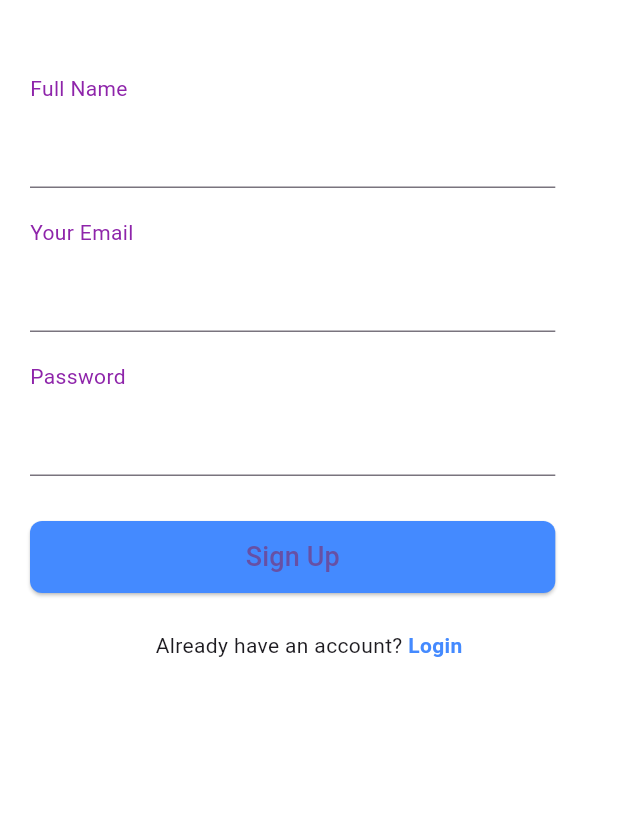
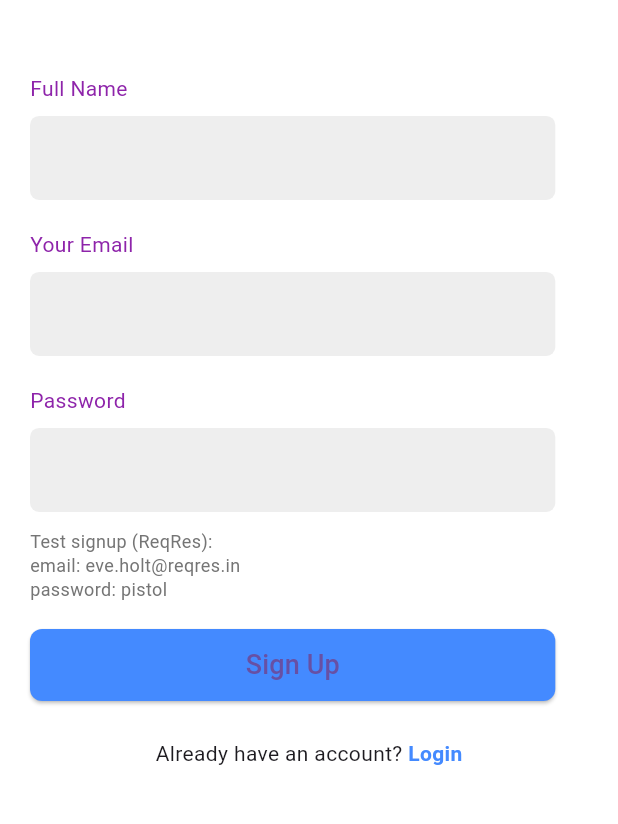
Before and after one commit to OskarGiri/blink_flutter, a Flutter app: the SignUpScreen screen opened directly, after a tap on "Login", after a tap on "Sign up", on a phone screen of 412 x 824 dp, the part 287-1111 px from its top. Run offline on Flutter 3.47's test engine with Material 3 defaults, Android fonts, the phone set to English and light mode, and no system bars; our stand-ins replace dio, hive, hive_flutter; accounts and stored records are empty; generated files the repository leaves out were written again.

Commit message:
final2s4

```diff
--- a/lib/core/network/api_constants.dart
+++ b/lib/core/network/api_constants.dart
@@ -1,3 +1,3 @@
 class ApiConstants {
-  static const String baseUrl = "http://10.0.2.2:3000";
+  static const String baseUrl = "https://reqres.in/api";
 }
--- a/lib/features/auth/data/datasources/auth_local_datasource.dart
+++ b/lib/features/auth/data/datasources/auth_local_datasource.dart
@@ -10,12 +10,10 @@ class AuthLocalDataSource {
   }
 
   UserModel? login(String email, String password) {
-    final stored = box.get(email);
-    if (stored != null && stored == password) {
+    final storedPassword = box.get(email);
+    if (storedPassword != null && storedPassword == password) {
       return UserModel(email: email, password: password);
     }
     return null;
   }
-
-  bool isLoggedIn() => box.isNotEmpty;
 }
--- a/lib/features/auth/data/repositories/auth_repo_impl.dart
+++ b/lib/features/auth/data/repositories/auth_repo_impl.dart
@@ -12,24 +12,19 @@ class AuthRepositoryImpl implements AuthRepository {
 
   @override
   Future<void> signup(User user) async {
-    // 1) API signup first
     await remoteDataSource.signup(email: user.email, password: user.password);
-
-    // 2) Save locally (Hive) for offline use
-    final userModel = UserModel(email: user.email, password: user.password);
-    await localDataSource.signup(userModel);
+    await localDataSource.signup(
+      UserModel(email: user.email, password: user.password),
+    );
   }
 
   @override
   Future<User?> login(String email, String password) async {
-    // 1) API login first
     await remoteDataSource.login(email: email, password: password);
 
-    // 2) Save locally (Hive)
-    final userModel = UserModel(email: email, password: password);
-    await localDataSource.signup(userModel);
+    final model = UserModel(email: email, password: password);
+    await localDataSource.signup(model);
 
-    // 3) Return domain entity
-    return userModel.toEntity();
+    return model.toEntity();
   }
 }
--- a/lib/features/auth/presentation/pages/login_page.dart
+++ b/lib/features/auth/presentation/pages/login_page.dart
@@ -2,18 +2,30 @@ import 'package:blink_flutter/features/auth/presentation/pages/dashboard_page.da
 import 'package:blink_flutter/features/auth/presentation/pages/signup_page.dart';
 import 'package:flutter/material.dart';
 import 'package:provider/provider.dart';
+
 import '../providers/auth_provider.dart';
 
-class LoginScreen extends StatelessWidget {
+class LoginScreen extends StatefulWidget {
   const LoginScreen({super.key});
+
+  @override
+  State<LoginScreen> createState() => _LoginScreenState();
+}
+
+class _LoginScreenState extends State<LoginScreen> {
+  final TextEditingController emailController = TextEditingController();
+  final TextEditingController passwordController = TextEditingController();
+
+  @override
+  void dispose() {
+    emailController.dispose();
+    passwordController.dispose();
+    super.dispose();
+  }
 
   @override
   Widget build(BuildContext context) {
     final screenWidth = MediaQuery.of(context).size.width;
-
-    final TextEditingController emailController = TextEditingController();
-    final TextEditingController passwordController = TextEditingController();
-
     final contentWidth = screenWidth > 600 ? 450.0 : screenWidth * 0.9;
 
     return Scaffold(
@@ -28,6 +40,7 @@ class LoginScreen extends StatelessWidget {
                 crossAxisAlignment: CrossAxisAlignment.center,
                 children: [
                   const SizedBox(height: 20),
+
                   Text(
                     "WELCOME BACK\nTO\nBlink",
                     textAlign: TextAlign.center,
@@ -37,8 +50,10 @@ class LoginScreen extends StatelessWidget {
                       color: const Color(0xffB43AE6),
                     ),
                   ),
+
                   const SizedBox(height: 40),
 
+                  /// EMAIL
                   const Align(
                     alignment: Alignment.centerLeft,
                     child: Text(
@@ -49,11 +64,22 @@ class LoginScreen extends StatelessWidget {
                   const SizedBox(height: 5),
                   Container(
                     height: 48,
+                    decoration: BoxDecoration(
                       color: Colors.grey.shade300,
-                    child: TextField(controller: emailController),
+                      borderRadius: BorderRadius.circular(6),
                     ),
+                    child: TextField(
+                      controller: emailController,
+                      decoration: const InputDecoration(
+                        border: InputBorder.none,
+                        contentPadding: EdgeInsets.symmetric(horizontal: 12),
+                      ),
+                    ),
+                  ),
+
                   const SizedBox(height: 20),
 
+                  /// PASSWORD
                   const Align(
                     alignment: Alignment.centerLeft,
                     child: Text(
@@ -64,10 +90,17 @@ class LoginScreen extends StatelessWidget {
                   const SizedBox(height: 5),
                   Container(
                     height: 48,
+                    decoration: BoxDecoration(
                       color: Colors.grey.shade300,
+                      borderRadius: BorderRadius.circular(6),
+                    ),
                     child: TextField(
                       controller: passwordController,
                       obscureText: true,
+                      decoration: const InputDecoration(
+                        border: InputBorder.none,
+                        contentPadding: EdgeInsets.symmetric(horizontal: 12),
+                      ),
                     ),
                   ),
 
@@ -83,6 +116,8 @@ class LoginScreen extends StatelessWidget {
                   ),
 
                   const SizedBox(height: 10),
+
+                  /// LOGIN BUTTON
                   SizedBox(
                     width: double.infinity,
                     height: 50,
@@ -94,11 +129,6 @@ class LoginScreen extends StatelessWidget {
                         ),
                       ),
                       onPressed: () async {
-                        final authProvider = Provider.of<AuthProvider>(
-                          context,
-                          listen: false,
-                        );
-
                         final email = emailController.text.trim();
                         final password = passwordController.text.trim();
 
@@ -111,22 +141,34 @@ class LoginScreen extends StatelessWidget {
                           return;
                         }
 
-                        final success = await authProvider.login(
-                          email,
-                          password,
-                        );
+                        try {
+                          final success = await context
+                              .read<AuthProvider>()
+                              .login(email, password);
+
+                          if (!mounted) return;
 
                           if (success) {
                             Navigator.pushReplacement(
                               context,
                               MaterialPageRoute(
-                              builder: (context) => const DashboardScreen(),
+                                builder: (_) => const DashboardScreen(),
                               ),
                             );
                           } else {
                             ScaffoldMessenger.of(context).showSnackBar(
                               const SnackBar(
-                              content: Text("Invalid credentials"),
+                                content: Text("Invalid login credentials"),
+                              ),
+                            );
+                          }
+                        } catch (e) {
+                          ScaffoldMessenger.of(context).showSnackBar(
+                            const SnackBar(
+                              content: Text(
+                                "Login failed.\nUse ReqRes test:\nemail: eve.holt@reqres.in\npassword: cityslicka",
+                              ),
+                              duration: Duration(seconds: 4),
                             ),
                           );
                         }
@@ -141,7 +183,22 @@ class LoginScreen extends StatelessWidget {
                     ),
                   ),
 
+                  const SizedBox(height: 20),
+
+                  /// HELPER TEXT FOR REQRES
+                  Text(
+                    "Test login (ReqRes):\nemail: eve.holt@reqres.in\npassword: cityslicka",
+                    textAlign: TextAlign.center,
+                    style: TextStyle(
+                      fontSize: 12,
+                      color: Colors.grey.shade600,
+                      height: 1.3,
+                    ),
+                  ),
+
                   const SizedBox(height: 25),
+
+                  /// SIGN UP LINK
                   Row(
                     mainAxisAlignment: MainAxisAlignment.center,
                     children: [
@@ -151,7 +208,7 @@ class LoginScreen extends StatelessWidget {
                           Navigator.pushReplacement(
                             context,
                             MaterialPageRoute(
-                              builder: (context) => const SignUpScreen(),
+                              builder: (_) => const SignUpScreen(),
                             ),
                           );
                         },
@@ -165,6 +222,7 @@ class LoginScreen extends StatelessWidget {
                       ),
                     ],
                   ),
+
                   const SizedBox(height: 20),
                 ],
               ),
--- a/lib/features/auth/presentation/pages/signup_page.dart
+++ b/lib/features/auth/presentation/pages/signup_page.dart
@@ -1,20 +1,33 @@
 import 'package:blink_flutter/features/auth/presentation/pages/login_page.dart';
 import 'package:flutter/material.dart';
 import 'package:provider/provider.dart';
+
 import '../providers/auth_provider.dart';
 
-class SignUpScreen extends StatelessWidget {
+class SignUpScreen extends StatefulWidget {
   const SignUpScreen({super.key});
+
+  @override
+  State<SignUpScreen> createState() => _SignUpScreenState();
+}
+
+class _SignUpScreenState extends State<SignUpScreen> {
+  final TextEditingController nameController = TextEditingController();
+  final TextEditingController emailController = TextEditingController();
+  final TextEditingController passwordController = TextEditingController();
+
+  @override
+  void dispose() {
+    nameController.dispose();
+    emailController.dispose();
+    passwordController.dispose();
+    super.dispose();
+  }
 
   @override
   Widget build(BuildContext context) {
     final size = MediaQuery.of(context).size;
     final double inputWidth = size.width * 0.85;
-
-    // Controllers for input fields
-    final TextEditingController nameController = TextEditingController();
-    final TextEditingController emailController = TextEditingController();
-    final TextEditingController passwordController = TextEditingController();
 
     return Scaffold(
       backgroundColor: Colors.white,
@@ -25,6 +38,7 @@ class SignUpScreen extends StatelessWidget {
             crossAxisAlignment: CrossAxisAlignment.start,
             children: [
               SizedBox(height: size.height * 0.05),
+
               Text(
                 "WELCOME\nTO\nBlink",
                 style: TextStyle(
@@ -33,9 +47,10 @@ class SignUpScreen extends StatelessWidget {
                   color: Colors.purple.shade700,
                 ),
               ),
+
               SizedBox(height: size.height * 0.06),
 
-              // Full Name
+              /// FULL NAME (UI only)
               Text(
                 "Full Name",
                 style: TextStyle(color: Colors.purple.shade600),
@@ -43,11 +58,15 @@ class SignUpScreen extends StatelessWidget {
               const SizedBox(height: 8),
               SizedBox(
                 width: inputWidth,
-                child: TextField(controller: nameController),
+                child: TextField(
+                  controller: nameController,
+                  decoration: _inputDecoration(),
                 ),
+              ),
+
               const SizedBox(height: 20),
 
-              // Email
+              /// EMAIL
               Text(
                 "Your Email",
                 style: TextStyle(color: Colors.purple.shade600),
@@ -55,23 +74,42 @@ class SignUpScreen extends StatelessWidget {
               const SizedBox(height: 8),
               SizedBox(
                 width: inputWidth,
-                child: TextField(controller: emailController),
+                child: TextField(
+                  controller: emailController,
+                  decoration: _inputDecoration(),
+                  keyboardType: TextInputType.emailAddress,
                 ),
+              ),
+
               const SizedBox(height: 20),
 
-              // Password
+              /// PASSWORD
               Text("Password", style: TextStyle(color: Colors.purple.shade600)),
               const SizedBox(height: 8),
               SizedBox(
                 width: inputWidth,
                 child: TextField(
+                  controller: passwordController,
                   obscureText: true,
-                  controller: passwordController,
+                  decoration: _inputDecoration(),
                 ),
               ),
-              const SizedBox(height: 30),
 
-              // Sign Up Button
+              const SizedBox(height: 12),
+
+              /// Helper text for ReqRes test credentials
+              Text(
+                "Test signup (ReqRes):\nemail: eve.holt@reqres.in\npassword: pistol",
+                style: TextStyle(
+                  fontSize: 12,
+                  color: Colors.grey.shade600,
+                  height: 1.3,
+                ),
+              ),
+
+              const SizedBox(height: 18),
+
+              /// SIGN UP BUTTON
               SizedBox(
                 width: inputWidth,
                 height: 48,
@@ -83,40 +121,54 @@ class SignUpScreen extends StatelessWidget {
                     ),
                   ),
                   onPressed: () async {
-                    final authProvider = Provider.of<AuthProvider>(
-                      context,
-                      listen: false,
-                    );
-
-                    final name = nameController.text.trim();
                     final email = emailController.text.trim();
                     final password = passwordController.text.trim();
 
-                    if (name.isEmpty || email.isEmpty || password.isEmpty) {
+                    if (email.isEmpty || password.isEmpty) {
                       ScaffoldMessenger.of(context).showSnackBar(
-                        const SnackBar(content: Text("Please fill all fields")),
+                        const SnackBar(
+                          content: Text("Please fill email and password"),
+                        ),
                       );
                       return;
                     }
 
-                    await authProvider.signup(email, password);
+                    try {
+                      await context.read<AuthProvider>().signup(
+                        email,
+                        password,
+                      );
+
+                      if (!mounted) return;
 
                       ScaffoldMessenger.of(context).showSnackBar(
-                      const SnackBar(content: Text("Signup successful!")),
+                        const SnackBar(
+                          content: Text("Signup successful! Please login."),
+                        ),
                       );
 
                       Navigator.pushReplacement(
                         context,
-                      MaterialPageRoute(
-                        builder: (context) => const LoginScreen(),
+                        MaterialPageRoute(builder: (_) => const LoginScreen()),
+                      );
+                    } catch (e) {
+                      ScaffoldMessenger.of(context).showSnackBar(
+                        const SnackBar(
+                          content: Text(
+                            "Signup failed.\nUse ReqRes test:\nemail: eve.holt@reqres.in\npassword: pistol",
+                          ),
+                          duration: Duration(seconds: 4),
                         ),
                       );
+                    }
                   },
                   child: const Text("Sign Up", style: TextStyle(fontSize: 18)),
                 ),
               ),
 
               const SizedBox(height: 25),
+
+              /// LOGIN LINK
               Center(
                 child: Row(
                   mainAxisAlignment: MainAxisAlignment.center,
@@ -127,7 +179,7 @@ class SignUpScreen extends StatelessWidget {
                         Navigator.pushReplacement(
                           context,
                           MaterialPageRoute(
-                            builder: (context) => const LoginScreen(),
+                            builder: (_) => const LoginScreen(),
                           ),
                         );
                       },
@@ -142,6 +194,7 @@ class SignUpScreen extends StatelessWidget {
                   ],
                 ),
               ),
+
               SizedBox(height: size.height * 0.05),
             ],
           ),
@@ -149,4 +202,15 @@ class SignUpScreen extends StatelessWidget {
       ),
     );
   }
+
+  InputDecoration _inputDecoration() {
+    return InputDecoration(
+      filled: true,
+      fillColor: Colors.grey.shade200,
+      border: OutlineInputBorder(
+        borderRadius: BorderRadius.circular(6),
+        borderSide: BorderSide.none,
+      ),
+    );
   }
+}
--- a/lib/features/auth/presentation/providers/auth_provider.dart
+++ b/lib/features/auth/presentation/providers/auth_provider.dart
@@ -7,41 +7,14 @@ class AuthProvider extends ChangeNotifier {
   final SignupUser signupUser;
   final LoginUser loginUser;
 
-  AuthProvider({
-    required this.signupUser,
-    required this.loginUser,
-  });
-
-  bool _isLoading = false;
-  bool get isLoading => _isLoading;
+  AuthProvider({required this.signupUser, required this.loginUser});
 
   Future<void> signup(String email, String password) async {
-    _isLoading = true;
-    notifyListeners();
-
-    await signupUser(
-      User(email: email, password: password),
-    );
-
-    _isLoading = false;
-    notifyListeners();
+    await signupUser(User(email: email, password: password));
   }
 
   Future<bool> login(String email, String password) async {
-    _isLoading = true;
-    notifyListeners();
-
     final user = await loginUser(email, password);
-
-    _isLoading = false;
-    notifyListeners();
-
     return user != null;
   }
-
-  // Still OK for splash logic
-  Future<bool> isLoggedIn() async {
-    // this can be improved later using local datasource
-    return true;
-  }
 }
```
Also changed, not shown: lib/core/network/dio_client.dart (+10 -4 lines), lib/features/auth/data/datasources/auth_remote_datasource.dart (+48 -16 lines), lib/features/auth/presentation/pages/splash_page.dart (+9 -29 lines), lib/main.dart (+3 -7 lines), 1 other file. Lines whose indentation alone changed are shown as unchanged.
